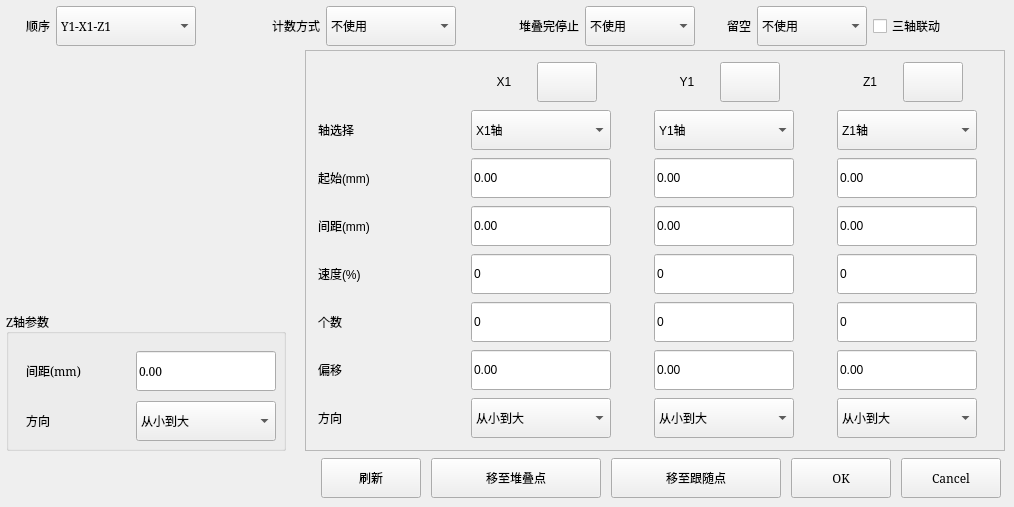
Qt form dialogs/stackedit.ui (Jade-yun/MachineTool) before a commit.
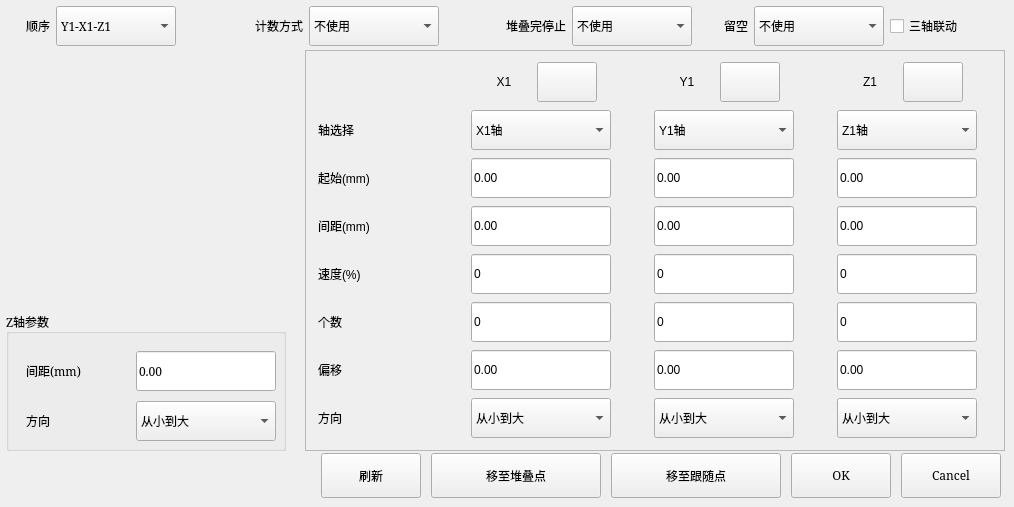
The same form after that commit. Icons and pictures are not drawn. Custom widgets are drawn as their Qt base class.

What changed in the file:
```diff
--- a/dialogs/stackedit.ui
+++ b/dialogs/stackedit.ui
@@ -1030,7 +1030,7 @@
      <x>180</x>
      <y>450</y>
      <width>821</width>
-     <height>51</height>
+     <height>52</height>
     </rect>
    </property>
    <layout class="QHBoxLayout" name="hLayoutBottomBtn">
@@ -1038,10 +1038,10 @@
      <number>10</number>
     </property>
     <property name="topMargin">
-     <number>6</number>
+     <number>0</number>
     </property>
     <property name="bottomMargin">
-     <number>1</number>
+     <number>0</number>
     </property>
     <item>
      <spacer name="horizontalSpacer">
@@ -1064,13 +1064,13 @@
       <property name="minimumSize">
        <size>
         <width>100</width>
-        <height>40</height>
+        <height>45</height>
        </size>
       </property>
       <property name="maximumSize">
        <size>
         <width>100</width>
-        <height>40</height>
+        <height>45</height>
        </size>
       </property>
       <property name="font">
@@ -1103,13 +1103,13 @@
       <property name="minimumSize">
        <size>
         <width>170</width>
-        <height>40</height>
+        <height>45</height>
        </size>
       </property>
       <property name="maximumSize">
        <size>
         <width>170</width>
-        <height>40</height>
+        <height>45</height>
        </size>
       </property>
       <property name="font">
@@ -1138,13 +1138,13 @@
       <property name="minimumSize">
        <size>
         <width>170</width>
-        <height>40</height>
+        <height>45</height>
        </size>
       </property>
       <property name="maximumSize">
        <size>
         <width>170</width>
-        <height>40</height>
+        <height>45</height>
        </size>
       </property>
       <property name="font">
@@ -1173,13 +1173,13 @@
       <property name="minimumSize">
        <size>
         <width>100</width>
-        <height>40</height>
+        <height>45</height>
        </size>
       </property>
       <property name="maximumSize">
        <size>
         <width>100</width>
-        <height>40</height>
+        <height>45</height>
        </size>
       </property>
       <property name="font">
@@ -1205,13 +1205,13 @@
       <property name="minimumSize">
        <size>
         <width>100</width>
-        <height>40</height>
+        <height>45</height>
        </size>
       </property>
       <property name="maximumSize">
        <size>
         <width>100</width>
-        <height>40</height>
+        <height>45</height>
        </size>
       </property>
       <property name="font">
@@ -1239,7 +1239,7 @@
     <rect>
      <x>0</x>
      <y>5</y>
-     <width>991</width>
+     <width>1011</width>
      <height>42</height>
     </rect>
    </property>
@@ -1273,13 +1273,13 @@
      <widget class="QComboBox" name="coboxStackOrder">
       <property name="minimumSize">
        <size>
-        <width>140</width>
+        <width>120</width>
         <height>40</height>
        </size>
       </property>
       <property name="maximumSize">
        <size>
-        <width>140</width>
+        <width>120</width>
         <height>40</height>
        </size>
       </property>
@@ -1320,7 +1320,7 @@
       </property>
       <property name="maximumSize">
        <size>
-        <width>16777215</width>
+        <width>130</width>
         <height>40</height>
        </size>
       </property>
@@ -1394,13 +1394,13 @@
      <widget class="QComboBox" name="coboxStopAfterStack">
       <property name="minimumSize">
        <size>
-        <width>110</width>
+        <width>120</width>
         <height>40</height>
        </size>
       </property>
       <property name="maximumSize">
        <size>
-        <width>110</width>
+        <width>120</width>
         <height>40</height>
        </size>
       </property>
@@ -1447,13 +1447,13 @@
      <widget class="QComboBox" name="coboxLeaveBlank">
       <property name="minimumSize">
        <size>
-        <width>110</width>
+        <width>130</width>
         <height>40</height>
        </size>
       </property>
       <property name="maximumSize">
        <size>
-        <width>110</width>
+        <width>130</width>
         <height>40</height>
        </size>
       </property>
```
